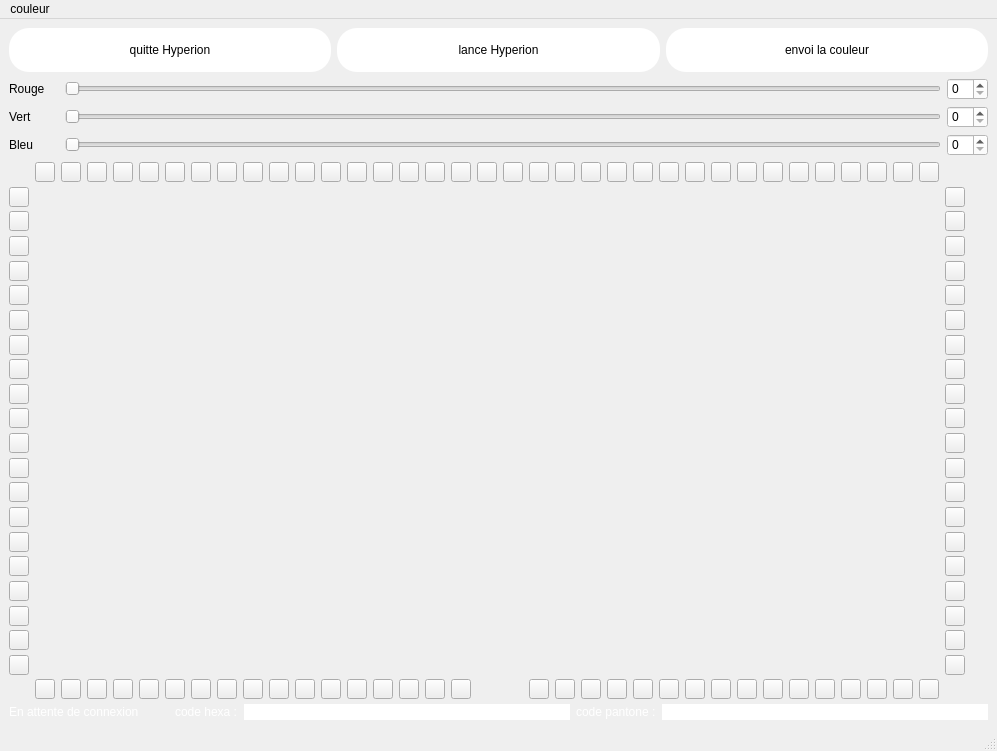
Qt form fen.ui (RonangLeSang/telecommande-led-v2) before a commit.
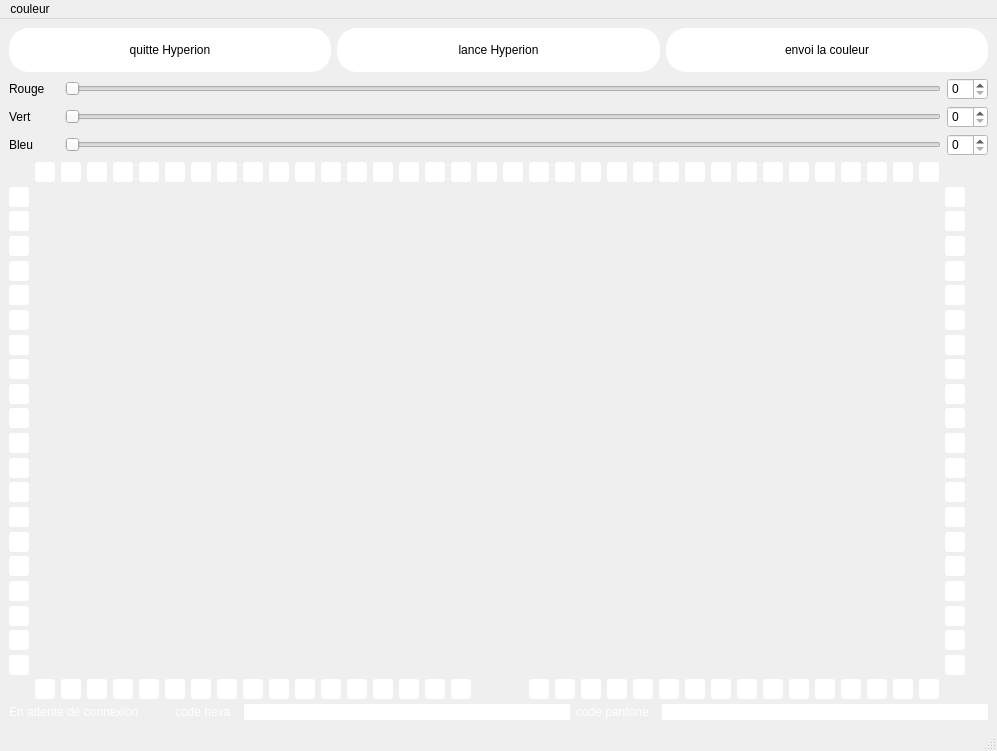
The same form after that commit.

Commit message: [FEATURE] Implémentation grille des LEDs

The edit to the form file:
```diff
--- a/fen.ui
+++ b/fen.ui
@@ -182,6 +182,10 @@
             <height>20</height>
            </size>
           </property>
+          <property name="styleSheet">
+           <string notr="true">background-color : white;
+border-radius: 3px;</string>
+          </property>
           <property name="text">
            <string/>
           </property>
@@ -201,6 +205,10 @@
             <height>20</height>
            </size>
           </property>
+          <property name="styleSheet">
+           <string notr="true">background-color : white;
+border-radius: 3px;</string>
+          </property>
           <property name="text">
            <string/>
           </property>
@@ -220,6 +228,10 @@
             <height>20</height>
            </size>
           </property>
+          <property name="styleSheet">
+           <string notr="true">background-color : white;
+border-radius: 3px;</string>
+          </property>
           <property name="text">
            <string/>
           </property>
@@ -239,6 +251,10 @@
             <height>20</height>
            </size>
           </property>
+          <property name="styleSheet">
+           <string notr="true">background-color : white;
+border-radius: 3px;</string>
+          </property>
           <property name="text">
            <string/>
           </property>
@@ -258,6 +274,10 @@
             <height>20</height>
            </size>
           </property>
+          <property name="styleSheet">
+           <string notr="true">background-color : white;
+border-radius: 3px;</string>
+          </property>
           <property name="text">
            <string/>
           </property>
@@ -277,6 +297,10 @@
             <height>20</height>
            </size>
           </property>
+          <property name="styleSheet">
+           <string notr="true">background-color : white;
+border-radius: 3px;</string>
+          </property>
           <property name="text">
            <string/>
           </property>
@@ -296,6 +320,10 @@
             <height>20</height>
            </size>
           </property>
+          <property name="styleSheet">
+           <string notr="true">background-color : white;
+border-radius: 3px;</string>
+          </property>
           <property name="text">
            <string/>
           </property>
@@ -315,6 +343,10 @@
             <height>20</height>
            </size>
           </property>
+          <property name="styleSheet">
+           <string notr="true">background-color : white;
+border-radius: 3px;</string>
+          </property>
           <property name="text">
            <string/>
           </property>
@@ -334,6 +366,10 @@
             <height>20</height>
            </size>
           </property>
+          <property name="styleSheet">
+           <string notr="true">background-color : white;
+border-radius: 3px;</string>
+          </property>
           <property name="text">
            <string/>
           </property>
@@ -353,6 +389,10 @@
             <height>20</height>
            </size>
           </property>
+          <property name="styleSheet">
+           <string notr="true">background-color : white;
+border-radius: 3px;</string>
+          </property>
           <property name="text">
            <string/>
           </property>
@@ -372,6 +412,10 @@
             <height>20</height>
            </size>
           </property>
+          <property name="styleSheet">
+           <string notr="true">background-color : white;
+border-radius: 3px;</string>
+          </property>
           <property name="text">
            <string/>
           </property>
@@ -391,6 +435,10 @@
             <height>20</height>
            </size>
           </property>
+          <property name="styleSheet">
+           <string notr="true">background-color : white;
+border-radius: 3px;</string>
+          </property>
           <property name="text">
            <string/>
           </property>
@@ -410,6 +458,10 @@
             <height>20</height>
            </size>
           </property>
+          <property name="styleSheet">
+           <string notr="true">background-color : white;
+border-radius: 3px;</string>
+          </property>
           <property name="text">
            <string/>
           </property>
@@ -429,6 +481,10 @@
             <height>20</height>
            </size>
           </property>
+          <property name="styleSheet">
+           <string notr="true">background-color : white;
+border-radius: 3px;</string>
+          </property>
           <property name="text">
            <string/>
           </property>
@@ -448,6 +504,10 @@
             <height>20</height>
            </size>
           </property>
+          <property name="styleSheet">
+           <string notr="true">background-color : white;
+border-radius: 3px;</string>
+          </property>
           <property name="text">
            <string/>
           </property>
@@ -467,6 +527,10 @@
             <height>20</height>
            </size>
           </property>
+          <property name="styleSheet">
+           <string notr="true">background-color : white;
+border-radius: 3px;</string>
+          </property>
           <property name="text">
            <string/>
           </property>
@@ -486,6 +550,10 @@
             <height>20</height>
            </size>
           </property>
+          <property name="styleSheet">
+           <string notr="true">background-color : white;
+border-radius: 3px;</string>
+          </property>
           <property name="text">
            <string/>
           </property>
@@ -505,6 +573,10 @@
             <height>20</height>
            </size>
           </property>
+          <property name="styleSheet">
+           <string notr="true">background-color : white;
+border-radius: 3px;</string>
+          </property>
           <property name="text">
            <string/>
           </property>
@@ -524,6 +596,10 @@
             <height>20</height>
            </size>
           </property>
+          <property name="styleSheet">
+           <string notr="true">background-color : white;
+border-radius: 3px;</string>
+          </property>
           <property name="text">
            <string/>
           </property>
@@ -543,6 +619,10 @@
             <height>20</height>
            </size>
           </property>
+          <property name="styleSheet">
+           <string notr="true">background-color : white;
+border-radius: 3px;</string>
+          </property>
           <property name="text">
            <string/>
           </property>
@@ -562,6 +642,10 @@
             <height>20</height>
            </size>
           </property>
+          <property name="styleSheet">
+           <string notr="true">background-color : white;
+border-radius: 3px;</string>
+          </property>
           <property name="text">
            <string/>
           </property>
@@ -581,6 +665,10 @@
             <height>20</height>
            </size>
           </property>
+          <property name="styleSheet">
+           <string notr="true">background-color : white;
+border-radius: 3px;</string>
+          </property>
           <property name="text">
            <string/>
           </property>
@@ -600,6 +688,10 @@
             <height>20</height>
            </size>
           </property>
+          <property name="styleSheet">
+           <string notr="true">background-color : white;
+border-radius: 3px;</string>
+          </property>
           <property name="text">
            <string/>
           </property>
@@ -657,6 +749,10 @@
             <height>20</height>
            </size>
           </property>
+          <property name="styleSheet">
+           <string notr="true">background-color : white;
+border-radius: 3px;</string>
+          </property>
           <property name="text">
            <string/>
           </property>
@@ -676,6 +772,10 @@
             <height>20</height>
            </size>
           </property>
+          <property name="styleSheet">
+           <string notr="true">background-color : white;
+border-radius: 3px;</string>
+          </property>
           <property name="text">
            <string/>
           </property>
@@ -695,6 +795,10 @@
             <height>20</height>
            </size>
           </property>
+          <property name="styleSheet">
+           <string notr="true">background-color : white;
+border-radius: 3px;</string>
+          </property>
           <property name="text">
            <string/>
           </property>
@@ -733,6 +837,10 @@
             <height>20</height>
            </size>
           </property>
+          <property name="styleSheet">
+           <string notr="true">background-color : white;
+border-radius: 3px;</string>
+          </property>
           <property name="text">
            <string/>
           </property>
@@ -752,6 +860,10 @@
             <height>20</height>
            </size>
           </property>
+          <property name="styleSheet">
+           <string notr="true">background-color : white;
+border-radius: 3px;</string>
+          </property>
           <property name="text">
            <string/>
           </property>
@@ -771,6 +883,10 @@
             <height>20</height>
            </size>
           </property>
+          <property name="styleSheet">
+           <string notr="true">background-color : white;
+border-radius: 3px;</string>
+          </property>
           <property name="text">
            <string/>
           </property>
@@ -790,6 +906,10 @@
             <height>20</height>
            </size>
           </property>
+          <property name="styleSheet">
+           <string notr="true">background-color : white;
+border-radius: 3px;</string>
+          </property>
           <property name="text">
            <string/>
           </property>
@@ -809,6 +929,10 @@
             <height>20</height>
            </size>
           </property>
+          <property name="styleSheet">
+           <string notr="true">background-color : white;
+border-radius: 3px;</string>
+          </property>
           <property name="text">
            <string/>
           </property>
@@ -847,6 +971,10 @@
             <height>20</height>
            </size>
           </property>
+          <property name="styleSheet">
+           <string notr="true">background-color : white;
+border-radius: 3px;</string>
+          </property>
           <property name="text">
            <string/>
           </property>
@@ -866,6 +994,10 @@
             <height>20</height>
            </size>
           </property>
+          <property name="styleSheet">
+           <string notr="true">background-color : white;
+border-radius: 3px;</string>
+          </property>
           <property name="text">
            <string/>
           </property>
@@ -885,6 +1017,10 @@
             <height>20</height>
            </size>
           </property>
+          <property name="styleSheet">
+           <string notr="true">background-color : white;
+border-radius: 3px;</string>
+          </property>
           <property name="text">
            <string/>
           </property>
@@ -904,6 +1040,10 @@
             <height>20</height>
            </size>
           </property>
+          <property name="styleSheet">
+           <string notr="true">background-color : white;
+border-radius: 3px;</string>
+          </property>
           <property name="text">
            <string/>
           </property>
@@ -923,6 +1063,10 @@
             <height>20</height>
            </size>
           </property>
+          <property name="styleSheet">
+           <string notr="true">background-color : white;
+border-radius: 3px;</string>
+          </property>
           <property name="text">
            <string/>
           </property>
@@ -942,6 +1086,10 @@
             <height>20</height>
            </size>
           </property>
+          <property name="styleSheet">
+           <string notr="true">background-color : white;
+border-radius: 3px;</string>
+          </property>
           <property name="text">
            <string/>
           </property>
@@ -961,6 +1109,10 @@
             <height>20</height>
            </size>
           </property>
+          <property name="styleSheet">
+           <string notr="true">background-color : white;
+border-radius: 3px;</string>
+          </property>
           <property name="text">
            <string/>
           </property>
@@ -980,6 +1132,10 @@
             <height>20</height>
            </size>
           </property>
+          <property name="styleSheet">
+           <string notr="true">background-color : white;
+border-radius: 3px;</string>
+          </property>
           <property name="text">
            <string/>
           </property>
@@ -999,6 +1155,10 @@
             <height>20</height>
            </size>
           </property>
+          <property name="styleSheet">
+           <string notr="true">background-color : white;
+border-radius: 3px;</string>
+          </property>
           <property name="text">
            <string/>
           </property>
@@ -1018,6 +1178,10 @@
             <height>20</height>
            </size>
           </property>
+          <property name="styleSheet">
+           <string notr="true">background-color : white;
+border-radius: 3px;</string>
+          </property>
           <property name="text">
            <string/>
           </property>
@@ -1037,6 +1201,10 @@
             <height>20</height>
            </size>
           </property>
+          <property name="styleSheet">
+           <string notr="true">background-color : white;
+border-radius: 3px;</string>
+          </property>
           <property name="text">
            <string/>
           </property>
@@ -1056,6 +1224,10 @@
             <height>20</height>
            </size>
           </property>
+          <property name="styleSheet">
+           <string notr="true">background-color : white;
+border-radius: 3px;</string>
+          </property>
           <property name="text">
            <string/>
           </property>
@@ -1075,6 +1247,10 @@
             <height>20</height>
            </size>
           </property>
+          <property name="styleSheet">
+           <string notr="true">background-color : white;
+border-radius: 3px;</string>
+          </property>
           <property name="text">
            <string/>
           </property>
@@ -1094,6 +1270,10 @@
             <height>20</height>
            </size>
           </property>
+          <property name="styleSheet">
+           <string notr="true">background-color : white;
+border-radius: 3px;</string>
+          </property>
           <property name="text">
            <string/>
           </property>
@@ -1113,6 +1293,10 @@
             <height>20</height>
            </size>
           </property>
+          <property name="styleSheet">
+           <string notr="true">background-color : white;
+border-radius: 3px;</string>
+          </property>
           <property name="text">
            <string/>
           </property>
@@ -1132,6 +1316,10 @@
             <height>20</height>
            </size>
           </property>
+          <property name="styleSheet">
+           <string notr="true">background-color : white;
+border-radius: 3px;</string>
+          </property>
           <property name="text">
            <string/>
           </property>
@@ -1151,6 +1339,10 @@
             <height>20</height>
            </size>
           </property>
+          <property name="styleSheet">
+           <string notr="true">background-color : white;
+border-radius: 3px;</string>
+          </property>
           <property name="text">
            <string/>
           </property>
@@ -1170,6 +1362,10 @@
             <height>20</height>
            </size>
           </property>
+          <property name="styleSheet">
+           <string notr="true">background-color : white;
+border-radius: 3px;</string>
+          </property>
           <property name="text">
            <string/>
           </property>
@@ -1189,6 +1385,10 @@
             <height>20</height>
            </size>
           </property>
+          <property name="styleSheet">
+           <string notr="true">background-color : white;
+border-radius: 3px;</string>
+          </property>
           <property name="text">
            <string/>
           </property>
@@ -1208,6 +1408,10 @@
             <height>20</height>
            </size>
           </property>
+          <property name="styleSheet">
+           <string notr="true">background-color : white;
+border-radius: 3px;</string>
+          </property>
           <property name="text">
            <string/>
           </property>
@@ -1227,6 +1431,10 @@
             <height>20</height>
            </size>
           </property>
+          <property name="styleSheet">
+           <string notr="true">background-color : white;
+border-radius: 3px;</string>
+          </property>
           <property name="text">
            <string/>
           </property>
@@ -1246,6 +1454,10 @@
             <height>20</height>
            </size>
           </property>
+          <property name="styleSheet">
+           <string notr="true">background-color : white;
+border-radius: 3px;</string>
+          </property>
           <property name="text">
            <string/>
           </property>
@@ -1265,6 +1477,10 @@
             <height>20</height>
            </size>
           </property>
+          <property name="styleSheet">
+           <string notr="true">background-color : white;
+border-radius: 3px;</string>
+          </property>
           <property name="text">
            <string/>
           </property>
@@ -1284,6 +1500,10 @@
             <height>20</height>
            </size>
           </property>
+          <property name="styleSheet">
+           <string notr="true">background-color : white;
+border-radius: 3px;</string>
+          </property>
           <property name="text">
            <string/>
           </property>
@@ -1303,6 +1523,10 @@
             <height>20</height>
            </size>
           </property>
+          <property name="styleSheet">
+           <string notr="true">background-color : white;
+border-radius: 3px;</string>
+          </property>
           <property name="text">
            <string/>
           </property>
@@ -1322,6 +1546,10 @@
             <height>20</height>
            </size>
           </property>
+          <property name="styleSheet">
+           <string notr="true">background-color : white;
+border-radius: 3px;</string>
+          </property>
           <property name="text">
            <string/>
           </property>
@@ -1341,6 +1569,10 @@
             <height>20</height>
            </size>
           </property>
+          <property name="styleSheet">
+           <string notr="true">background-color : white;
+border-radius: 3px;</string>
+          </property>
           <property name="text">
            <string/>
           </property>
@@ -1360,6 +1592,10 @@
             <height>20</height>
            </size>
           </property>
+          <property name="styleSheet">
+           <string notr="true">background-color : white;
+border-radius: 3px;</string>
+          </property>
           <property name="text">
            <string/>
           </property>
@@ -1379,6 +1615,10 @@
             <height>20</height>
            </size>
           </property>
+          <property name="styleSheet">
+           <string notr="true">background-color : white;
+border-radius: 3px;</string>
+          </property>
           <property name="text">
            <string/>
           </property>
@@ -1398,6 +1638,10 @@
             <height>20</height>
            </size>
           </property>
+          <property name="styleSheet">
+           <string notr="true">background-color : white;
+border-radius: 3px;</string>
+          </property>
           <property name="text">
            <string/>
           </property>
@@ -1417,6 +1661,10 @@
             <height>20</height>
            </size>
           </property>
+          <property name="styleSheet">
+           <string notr="true">background-color : white;
+border-radius: 3px;</string>
+          </property>
           <property name="text">
            <string/>
           </property>
@@ -1436,6 +1684,10 @@
             <height>20</height>
            </size>
           </property>
+          <property name="styleSheet">
+           <string notr="true">background-color : white;
+border-radius: 3px;</string>
+          </property>
           <property name="text">
            <string/>
           </property>
@@ -1455,6 +1707,10 @@
             <height>20</height>
            </size>
           </property>
+          <property name="styleSheet">
+           <string notr="true">background-color : white;
+border-radius: 3px;</string>
+          </property>
           <property name="text">
            <string/>
           </property>
@@ -1474,6 +1730,10 @@
             <height>20</height>
            </size>
           </property>
+          <property name="styleSheet">
+           <string notr="true">background-color : white;
+border-radius: 3px;</string>
+          </property>
           <property name="text">
            <string/>
           </property>
@@ -1493,6 +1753,10 @@
             <height>20</height>
            </size>
           </property>
+          <property name="styleSheet">
+           <string notr="true">background-color : white;
+border-radius: 3px;</string>
+          </property>
           <property name="text">
            <string/>
           </property>
@@ -1512,6 +1776,10 @@
             <height>20</height>
            </size>
           </property>
+          <property name="styleSheet">
+           <string notr="true">background-color : white;
+border-radius: 3px;</string>
+          </property>
           <property name="text">
            <string/>
           </property>
@@ -1531,6 +1799,10 @@
             <height>20</height>
            </size>
           </property>
+          <property name="styleSheet">
+           <string notr="true">background-color : white;
+border-radius: 3px;</string>
+          </property>
           <property name="text">
            <string/>
           </property>
@@ -1550,6 +1822,10 @@
             <height>20</height>
            </size>
           </property>
+          <property name="styleSheet">
+           <string notr="true">background-color : white;
+border-radius: 3px;</string>
+          </property>
           <property name="text">
            <string/>
           </property>
@@ -1569,6 +1845,10 @@
             <height>20</height>
            </size>
           </property>
+          <property name="styleSheet">
+           <string notr="true">background-color : white;
+border-radius: 3px;</string>
+          </property>
           <property name="text">
            <string/>
           </property>
@@ -1588,6 +1868,10 @@
             <height>20</height>
            </size>
           </property>
+          <property name="styleSheet">
+           <string notr="true">background-color : white;
+border-radius: 3px;</string>
+          </property>
           <property name="text">
            <string/>
           </property>
@@ -1607,6 +1891,10 @@
             <height>20</height>
            </size>
           </property>
+          <property name="styleSheet">
+           <string notr="true">background-color : white;
+border-radius: 3px;</string>
+          </property>
           <property name="text">
            <string/>
           </property>
@@ -1626,6 +1914,10 @@
             <height>20</height>
            </size>
           </property>
+          <property name="styleSheet">
+           <string notr="true">background-color : white;
+border-radius: 3px;</string>
+          </property>
           <property name="text">
            <string/>
           </property>
@@ -1645,6 +1937,10 @@
             <height>20</height>
            </size>
           </property>
+          <property name="styleSheet">
+           <string notr="true">background-color : white;
+border-radius: 3px;</string>
+          </property>
           <property name="text">
            <string/>
           </property>
@@ -1664,6 +1960,10 @@
             <height>20</height>
            </size>
           </property>
+          <property name="styleSheet">
+           <string notr="true">background-color : white;
+border-radius: 3px;</string>
+          </property>
           <property name="text">
            <string/>
           </property>
@@ -1683,6 +1983,10 @@
             <height>20</height>
            </size>
           </property>
+          <property name="styleSheet">
+           <string notr="true">background-color : white;
+border-radius: 3px;</string>
+          </property>
           <property name="text">
            <string/>
           </property>
@@ -1702,6 +2006,10 @@
             <height>20</height>
            </size>
           </property>
+          <property name="styleSheet">
+           <string notr="true">background-color : white;
+border-radius: 3px;</string>
+          </property>
           <property name="text">
            <string/>
           </property>
@@ -1721,6 +2029,10 @@
             <height>20</height>
            </size>
           </property>
+          <property name="styleSheet">
+           <string notr="true">background-color : white;
+border-radius: 3px;</string>
+          </property>
           <property name="text">
            <string/>
           </property>
@@ -1740,6 +2052,10 @@
             <height>20</height>
            </size>
           </property>
+          <property name="styleSheet">
+           <string notr="true">background-color : white;
+border-radius: 3px;</string>
+          </property>
           <property name="text">
            <string/>
           </property>
@@ -1759,6 +2075,10 @@
             <height>20</height>
            </size>
           </property>
+          <property name="styleSheet">
+           <string notr="true">background-color : white;
+border-radius: 3px;</string>
+          </property>
           <property name="text">
            <string/>
           </property>
@@ -1778,6 +2098,10 @@
             <height>20</height>
            </size>
           </property>
+          <property name="styleSheet">
+           <string notr="true">background-color : white;
+border-radius: 3px;</string>
+          </property>
           <property name="text">
            <string/>
           </property>
@@ -1797,6 +2121,10 @@
             <height>20</height>
            </size>
           </property>
+          <property name="styleSheet">
+           <string notr="true">background-color : white;
+border-radius: 3px;</string>
+          </property>
           <property name="text">
            <string/>
           </property>
@@ -1816,6 +2144,10 @@
             <height>20</height>
            </size>
           </property>
+          <property name="styleSheet">
+           <string notr="true">background-color : white;
+border-radius: 3px;</string>
+          </property>
           <property name="text">
            <string/>
           </property>
@@ -1835,6 +2167,10 @@
             <height>20</height>
            </size>
           </property>
+          <property name="styleSheet">
+           <string notr="true">background-color : white;
+border-radius: 3px;</string>
+          </property>
           <property name="text">
            <string/>
           </property>
@@ -1854,6 +2190,10 @@
             <height>20</height>
            </size>
           </property>
+          <property name="styleSheet">
+           <string notr="true">background-color : white;
+border-radius: 3px;</string>
+          </property>
           <property name="text">
            <string/>
           </property>
@@ -1873,6 +2213,10 @@
             <height>20</height>
            </size>
           </property>
+          <property name="styleSheet">
+           <string notr="true">background-color : white;
+border-radius: 3px;</string>
+          </property>
           <property name="text">
            <string/>
           </property>
@@ -1892,6 +2236,10 @@
             <height>20</height>
            </size>
           </property>
+          <property name="styleSheet">
+           <string notr="true">background-color : white;
+border-radius: 3px;</string>
+          </property>
           <property name="text">
            <string/>
           </property>
@@ -1911,6 +2259,10 @@
             <height>20</height>
            </size>
           </property>
+          <property name="styleSheet">
+           <string notr="true">background-color : white;
+border-radius: 3px;</string>
+          </property>
           <property name="text">
            <string/>
           </property>
@@ -1930,6 +2282,10 @@
             <height>20</height>
            </size>
           </property>
+          <property name="styleSheet">
+           <string notr="true">background-color : white;
+border-radius: 3px;</string>
+          </property>
           <property name="text">
            <string/>
           </property>
@@ -1949,6 +2305,10 @@
             <height>20</height>
            </size>
           </property>
+          <property name="styleSheet">
+           <string notr="true">background-color : white;
+border-radius: 3px;</string>
+          </property>
           <property name="text">
            <string/>
           </property>
@@ -1968,6 +2328,10 @@
             <height>20</height>
            </size>
           </property>
+          <property name="styleSheet">
+           <string notr="true">background-color : white;
+border-radius: 3px;</string>
+          </property>
           <property name="text">
            <string/>
           </property>
@@ -1987,6 +2351,10 @@
             <height>20</height>
            </size>
           </property>
+          <property name="styleSheet">
+           <string notr="true">background-color : white;
+border-radius: 3px;</string>
+          </property>
           <property name="text">
            <string/>
           </property>
@@ -2006,6 +2374,10 @@
             <height>20</height>
            </size>
           </property>
+          <property name="styleSheet">
+           <string notr="true">background-color : white;
+border-radius: 3px;</string>
+          </property>
           <property name="text">
            <string/>
           </property>
@@ -2025,6 +2397,10 @@
             <height>20</height>
            </size>
           </property>
+          <property name="styleSheet">
+           <string notr="true">background-color : white;
+border-radius: 3px;</string>
+          </property>
           <property name="text">
            <string/>
           </property>
@@ -2044,6 +2420,10 @@
             <height>20</height>
            </size>
           </property>
+          <property name="styleSheet">
+           <string notr="true">background-color : white;
+border-radius: 3px;</string>
+          </property>
           <property name="text">
            <string/>
           </property>
@@ -2063,6 +2443,10 @@
             <height>20</height>
            </size>
           </property>
+          <property name="styleSheet">
+           <string notr="true">background-color : white;
+border-radius: 3px;</string>
+          </property>
           <property name="text">
            <string/>
           </property>
@@ -2082,6 +2466,10 @@
             <height>20</height>
            </size>
           </property>
+          <property name="styleSheet">
+           <string notr="true">background-color : white;
+border-radius: 3px;</string>
+          </property>
           <property name="text">
            <string/>
           </property>
@@ -2101,6 +2489,10 @@
             <height>20</height>
            </size>
           </property>
+          <property name="styleSheet">
+           <string notr="true">background-color : white;
+border-radius: 3px;</string>
+          </property>
           <property name="text">
            <string/>
           </property>
@@ -2120,6 +2512,10 @@
             <height>20</height>
            </size>
           </property>
+          <property name="styleSheet">
+           <string notr="true">background-color : white;
+border-radius: 3px;</string>
+          </property>
           <property name="text">
            <string/>
           </property>
@@ -2139,6 +2535,10 @@
             <height>20</height>
            </size>
           </property>
+          <property name="styleSheet">
+           <string notr="true">background-color : white;
+border-radius: 3px;</string>
+          </property>
           <property name="text">
            <string/>
           </property>
@@ -2158,6 +2558,10 @@
             <height>20</height>
            </size>
           </property>
+          <property name="styleSheet">
+           <string notr="true">background-color : white;
+border-radius: 3px;</string>
+          </property>
           <property name="text">
            <string/>
           </property>
@@ -2177,6 +2581,10 @@
             <height>20</height>
            </size>
           </property>
+          <property name="styleSheet">
+           <string notr="true">background-color : white;
+border-radius: 3px;</string>
+          </property>
           <property name="text">
            <string/>
           </property>
@@ -2196,6 +2604,10 @@
             <height>20</height>
            </size>
           </property>
+          <property name="styleSheet">
+           <string notr="true">background-color : white;
+border-radius: 3px;</string>
+          </property>
           <property name="text">
            <string/>
           </property>
@@ -2215,6 +2627,10 @@
             <height>20</height>
            </size>
           </property>
+          <property name="styleSheet">
+           <string notr="true">background-color : white;
+border-radius: 3px;</string>
+          </property>
           <property name="text">
            <string/>
           </property>
@@ -2234,6 +2650,10 @@
             <height>20</height>
            </size>
           </property>
+          <property name="styleSheet">
+           <string notr="true">background-color : white;
+border-radius: 3px;</string>
+          </property>
           <property name="text">
            <string/>
           </property>
@@ -2253,6 +2673,10 @@
             <height>20</height>
            </size>
           </property>
+          <property name="styleSheet">
+           <string notr="true">background-color : white;
+border-radius: 3px;</string>
+          </property>
           <property name="text">
            <string/>
           </property>
@@ -2272,6 +2696,10 @@
             <height>20</height>
            </size>
           </property>
+          <property name="styleSheet">
+           <string notr="true">background-color : white;
+border-radius: 3px;</string>
+          </property>
           <property name="text">
            <string/>
           </property>
@@ -2291,6 +2719,10 @@
             <height>20</height>
            </size>
           </property>
+          <property name="styleSheet">
+           <string notr="true">background-color : white;
+border-radius: 3px;</string>
+          </property>
           <property name="text">
            <string/>
           </property>
```
